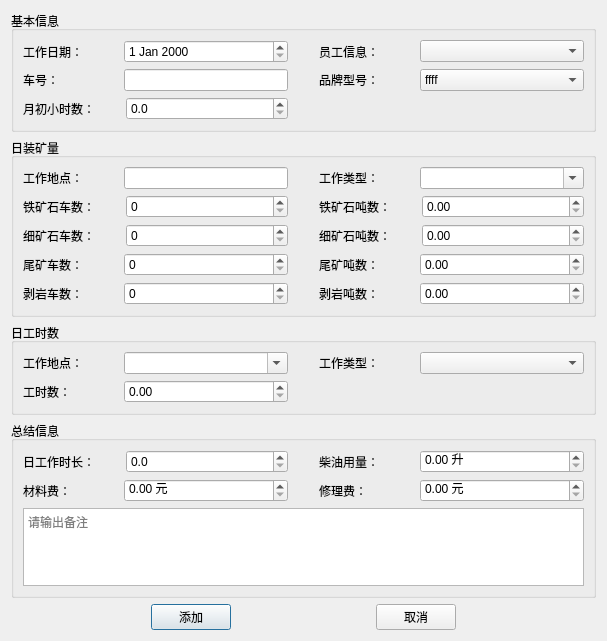
This is adddayworkdialog.ui in chksong/MineCarsManage as Qt 5 draws it before an edit. The edited form follows.
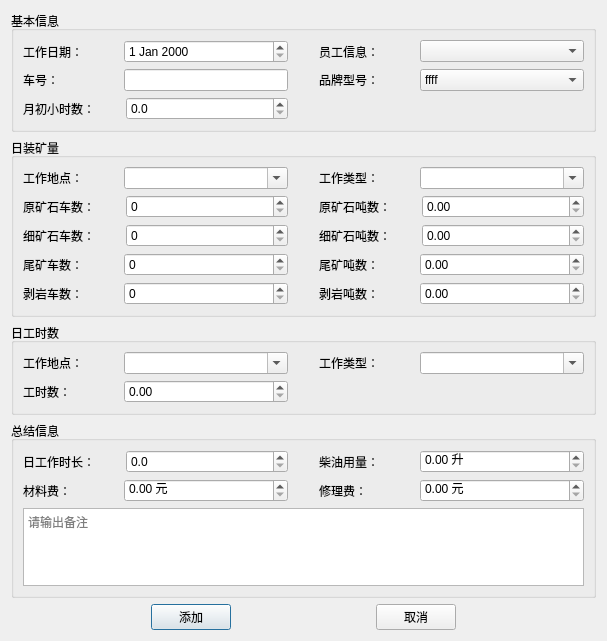
This is the edited form.

Commit message: 日工添加完成

Patch:
```diff
--- a/adddayworkdialog.ui
+++ b/adddayworkdialog.ui
@@ -177,7 +177,14 @@
            </widget>
           </item>
           <item>
-           <widget class="QLineEdit" name="lineEdit_rz_where"/>
+           <widget class="QComboBox" name="comboBox_rz_where">
+            <property name="enabled">
+             <bool>true</bool>
+            </property>
+            <property name="editable">
+             <bool>true</bool>
+            </property>
+           </widget>
           </item>
          </layout>
         </item>
@@ -211,7 +218,7 @@
           <item>
            <widget class="QLabel" name="label_7">
             <property name="text">
-             <string>铁矿石车数：</string>
+             <string>原矿石车数：</string>
             </property>
            </widget>
           </item>
@@ -225,7 +232,7 @@
           <item>
            <widget class="QLabel" name="label_8">
             <property name="text">
-             <string>铁矿石吨数：</string>
+             <string>原矿石吨数：</string>
             </property>
            </widget>
           </item>
@@ -383,7 +390,11 @@
            </widget>
           </item>
           <item>
-           <widget class="QComboBox" name="comboBox_rg_type"/>
+           <widget class="QComboBox" name="comboBox_rg_type">
+            <property name="editable">
+             <bool>true</bool>
+            </property>
+           </widget>
           </item>
          </layout>
         </item>
```
Left out of the diff: 10 changed lines with no effect on the pictures. The commit also changes 1 other file.
